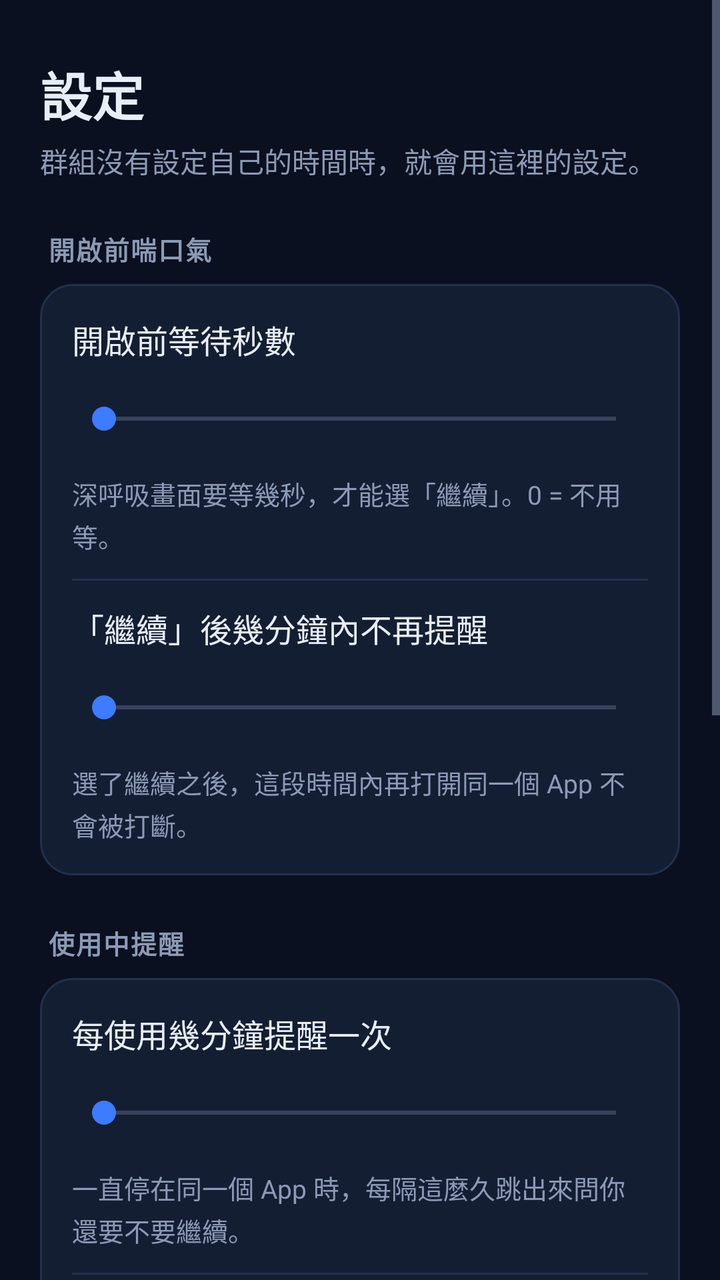
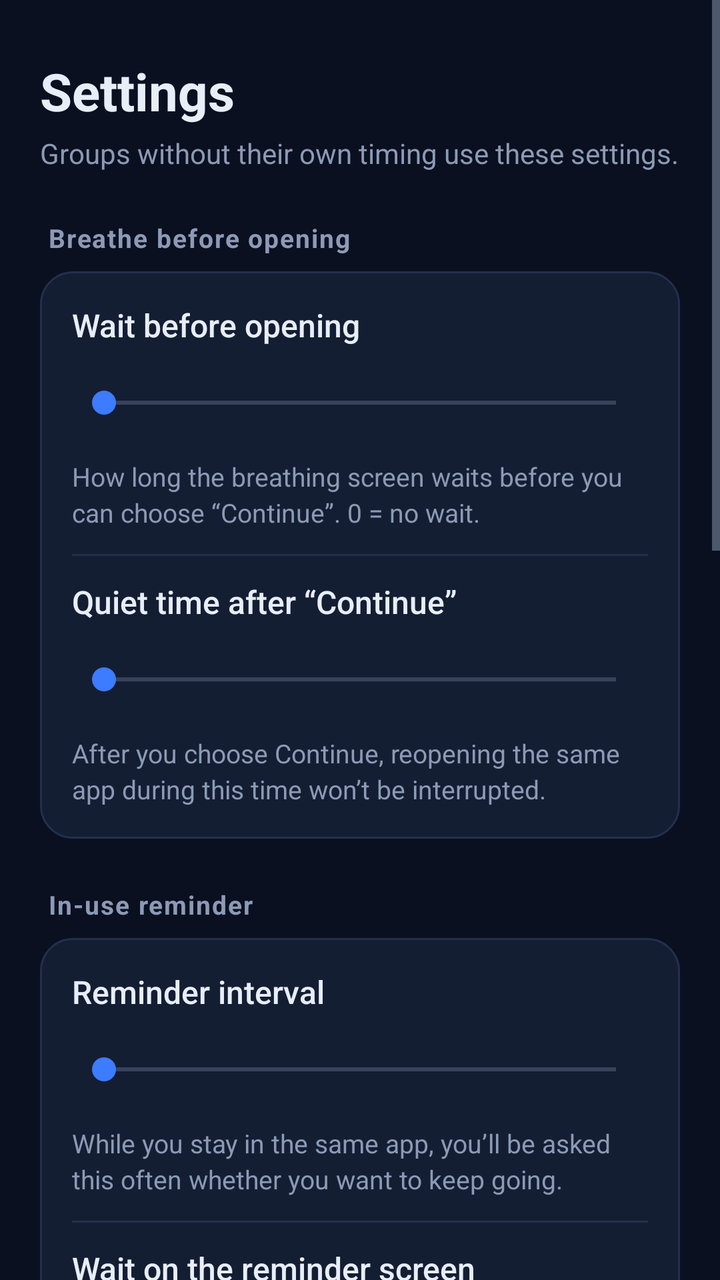

Two renders of the same Android screen: before a commit and after it. Below are the layout's source before the change and the commit's diff.
<!-- AndroidManifest.xml: application theme AppTheme -->
<!-- res/layout/page_settings.xml -->
<?xml version="1.0" encoding="utf-8"?>
<ScrollView xmlns:android="http://schemas.android.com/apk/res/android"
    android:layout_width="match_parent"
    android:layout_height="match_parent"
    android:fillViewport="true">

    <LinearLayout
        android:layout_width="match_parent"
        android:layout_height="wrap_content"
        android:orientation="vertical"
        android:paddingLeft="20dp"
        android:paddingTop="28dp"
        android:paddingRight="20dp"
        android:paddingBottom="24dp">

        <TextView
            style="@style/TextPageTitle"
            android:text="設定" />

        <TextView
            style="@style/TextHint"
            android:text="群組沒有設定自己的時間時，就會用這裡的設定。"
            android:textSize="14sp" />

        
        <TextView
            style="@style/TextCaption"
            android:text="開啟前喘口氣" />

        <LinearLayout style="@style/CardBox">

            <LinearLayout
                android:layout_width="match_parent"
                android:layout_height="wrap_content"
                android:gravity="center_vertical"
                android:orientation="horizontal">

                <TextView
                    style="@style/TextCardTitle"
                    android:layout_width="0dp"
                    android:layout_weight="1"
                    android:text="開啟前等待秒數" />

                <TextView
                    android:id="@+id/labelDelay"
                    style="@style/TextValue" />
            </LinearLayout>

            <SeekBar
                android:id="@+id/seekDelay"
                android:layout_width="match_parent"
                android:layout_height="wrap_content"
                android:layout_marginTop="4dp"
                android:minHeight="48dp" />

            <TextView
                style="@style/TextHint"
                android:text="深呼吸畫面要等幾秒，才能選「繼續」。0 = 不用等。" />

            <View style="@style/Hairline" />

            <LinearLayout
                android:layout_width="match_parent"
                android:layout_height="wrap_content"
                android:gravity="center_vertical"
                android:orientation="horizontal">

                <TextView
                    style="@style/TextCardTitle"
                    android:layout_width="0dp"
                    android:layout_weight="1"
                    android:text="「繼續」後幾分鐘內不再提醒" />

                <TextView
                    android:id="@+id/labelGrace"
                    style="@style/TextValue" />
            </LinearLayout>

            <SeekBar
                android:id="@+id/seekGrace"
                android:layout_width="match_parent"
                android:layout_height="wrap_content"
                android:layout_marginTop="4dp"
                android:minHeight="48dp" />

            <TextView
                style="@style/TextHint"
                android:text="選了繼續之後，這段時間內再打開同一個 App 不會被打斷。" />
        </LinearLayout>

        
        <TextView
            style="@style/TextCaption"
            android:text="使用中提醒" />

        <LinearLayout style="@style/CardBox">

            <LinearLayout
                android:layout_width="match_parent"
                android:layout_height="wrap_content"
                android:gravity="center_vertical"
                android:orientation="horizontal">

                <TextView
                    style="@style/TextCardTitle"
                    android:layout_width="0dp"
                    android:layout_weight="1"
                    android:text="每使用幾分鐘提醒一次" />

                <TextView
                    android:id="@+id/labelRemind"
                    style="@style/TextValue" />
            </LinearLayout>

            <SeekBar
                android:id="@+id/seekRemind"
                android:layout_width="match_parent"
                android:layout_height="wrap_content"
                android:layout_marginTop="4dp"
                android:minHeight="48dp" />

            <TextView
                style="@style/TextHint"
                android:text="一直停在同一個 App 時，每隔這麼久跳出來問你還要不要繼續。" />

            <View style="@style/Hairline" />

            <LinearLayout
                android:layout_width="match_parent"
                android:layout_height="wrap_content"
                android:gravity="center_vertical"
                android:orientation="horizontal">

                <TextView
                    style="@style/TextCardTitle"
                    android:layout_width="0dp"
                    android:layout_weight="1"
                    android:text="提醒畫面的等待秒數" />

                <TextView
                    android:id="@+id/labelRemindDelay"
                    style="@style/TextValue" />
            </LinearLayout>

            <SeekBar
                android:id="@+id/seekRemindDelay"
                android:layout_width="match_parent"
                android:layout_height="wrap_content"
                android:layout_marginTop="4dp"
                android:minHeight="48dp" />

            <TextView
                style="@style/TextHint"
                android:text="使用中提醒的畫面要等幾秒，才能選「繼續」。0 = 不用等。" />
        </LinearLayout>

        
        <TextView
            style="@style/TextCaption"
            android:text="關於與隱私" />

        <LinearLayout style="@style/CardBox">

            <TextView
                style="@style/TextBody"
                android:text="沒有網路權限、沒有廣告，所有設定和次數都只存在這支手機上，不會傳出去。" />

            <TextView
                style="@style/TextHint"
                android:layout_marginTop="10dp"
                android:text="無障礙權限只用來知道「現在前景是哪個 App」。為了認出你選的網站，在瀏覽器裡只會讀取網址列的網址，畫面上的其他內容一律不讀。" />

            <View style="@style/Hairline" />

            <TextView
                style="@style/TextCardTitle"
                android:text="三星手機小提醒" />

            <TextView
                style="@style/TextHint"
                android:text="設定 → 電池 → 喘口氣 → 設為「不受限制」，避免被省電機制關掉，提醒才不會突然失靈。" />

            <View style="@style/Hairline" />

            <TextView
                android:id="@+id/versionText"
                style="@style/TextHint"
                android:layout_marginTop="0dp"
                android:textColor="@color/text_muted" />
        </LinearLayout>
    </LinearLayout>
</ScrollView>
<!-- resources referenced by this layout -->
<resources>
  <color name="text_muted">#5D6B88</color>
  <color name="card_line">#22304D</color>
  <color name="chip_text">#A9C7FF</color>
  <color name="bg_main">#0A1020</color>
  <color name="nav_bg">#0E1628</color>
  <color name="accent">#3D7BFF</color>
  <color name="card">#141E33</color>
  <!-- unchanged entries left out for length: 12 -->
</resources>

<!-- the commit's change to res/layout/page_settings.xml (unified diff, before → after) -->
@@ -15,31 +15,31 @@
 
         <TextView
             style="@style/TextPageTitle"
-            android:text="設定" />
+            android:text="@string/title_settings" />
 
         <TextView
             style="@style/TextHint"
-            android:text="群組沒有設定自己的時間時，就會用這裡的設定。"
+            android:text="@string/settings_tagline"
             android:textSize="14sp" />
 
         
         <TextView
             style="@style/TextCaption"
-            android:text="開啟前喘口氣" />
-
-        <LinearLayout style="@style/CardBox">
-
-            <LinearLayout
-                android:layout_width="match_parent"
-                android:layout_height="wrap_content"
-                android:gravity="center_vertical"
-                android:orientation="horizontal">
-
-                <TextView
-                    style="@style/TextCardTitle"
-                    android:layout_width="0dp"
-                    android:layout_weight="1"
-                    android:text="開啟前等待秒數" />
+            android:text="@string/feature_pause" />
+
+        <LinearLayout style="@style/CardBox">
+
+            <LinearLayout
+                android:layout_width="match_parent"
+                android:layout_height="wrap_content"
+                android:gravity="center_vertical"
+                android:orientation="horizontal">
+
+                <TextView
+                    style="@style/TextCardTitle"
+                    android:layout_width="0dp"
+                    android:layout_weight="1"
+                    android:text="@string/delay_title" />
 
                 <TextView
                     android:id="@+id/labelDelay"
@@ -55,21 +55,21 @@
 
             <TextView
                 style="@style/TextHint"
-                android:text="深呼吸畫面要等幾秒，才能選「繼續」。0 = 不用等。" />
-
-            <View style="@style/Hairline" />
-
-            <LinearLayout
-                android:layout_width="match_parent"
-                android:layout_height="wrap_content"
-                android:gravity="center_vertical"
-                android:orientation="horizontal">
-
-                <TextView
-                    style="@style/TextCardTitle"
-                    android:layout_width="0dp"
-                    android:layout_weight="1"
-                    android:text="「繼續」後幾分鐘內不再提醒" />
+                android:text="@string/settings_delay_hint" />
+
+            <View style="@style/Hairline" />
+
+            <LinearLayout
+                android:layout_width="match_parent"
+                android:layout_height="wrap_content"
+                android:gravity="center_vertical"
+                android:orientation="horizontal">
+
+                <TextView
+                    style="@style/TextCardTitle"
+                    android:layout_width="0dp"
+                    android:layout_weight="1"
+                    android:text="@string/settings_grace_title" />
 
                 <TextView
                     android:id="@+id/labelGrace"
@@ -85,27 +85,27 @@
 
             <TextView
                 style="@style/TextHint"
-                android:text="選了繼續之後，這段時間內再打開同一個 App 不會被打斷。" />
-        </LinearLayout>
-
-        
-        <TextView
-            style="@style/TextCaption"
-            android:text="使用中提醒" />
-
-        <LinearLayout style="@style/CardBox">
-
-            <LinearLayout
-                android:layout_width="match_parent"
-                android:layout_height="wrap_content"
-                android:gravity="center_vertical"
-                android:orientation="horizontal">
-
-                <TextView
-                    style="@style/TextCardTitle"
-                    android:layout_width="0dp"
-                    android:layout_weight="1"
-                    android:text="每使用幾分鐘提醒一次" />
+                android:text="@string/settings_grace_hint" />
+        </LinearLayout>
+
+        
+        <TextView
+            style="@style/TextCaption"
+            android:text="@string/feature_remind" />
+
+        <LinearLayout style="@style/CardBox">
+
+            <LinearLayout
+                android:layout_width="match_parent"
+                android:layout_height="wrap_content"
+                android:gravity="center_vertical"
+                android:orientation="horizontal">
+
+                <TextView
+                    style="@style/TextCardTitle"
+                    android:layout_width="0dp"
+                    android:layout_weight="1"
+                    android:text="@string/remind_interval_title" />
 
                 <TextView
                     android:id="@+id/labelRemind"
@@ -121,21 +121,21 @@
 
             <TextView
                 style="@style/TextHint"
-                android:text="一直停在同一個 App 時，每隔這麼久跳出來問你還要不要繼續。" />
-
-            <View style="@style/Hairline" />
-
-            <LinearLayout
-                android:layout_width="match_parent"
-                android:layout_height="wrap_content"
-                android:gravity="center_vertical"
-                android:orientation="horizontal">
-
-                <TextView
-                    style="@style/TextCardTitle"
-                    android:layout_width="0dp"
-                    android:layout_weight="1"
-                    android:text="提醒畫面的等待秒數" />
+                android:text="@string/settings_remind_hint" />
+
+            <View style="@style/Hairline" />
+
+            <LinearLayout
+                android:layout_width="match_parent"
+                android:layout_height="wrap_content"
+                android:gravity="center_vertical"
+                android:orientation="horizontal">
+
+                <TextView
+                    style="@style/TextCardTitle"
+                    android:layout_width="0dp"
+                    android:layout_weight="1"
+                    android:text="@string/remind_delay_title" />
 
                 <TextView
                     android:id="@+id/labelRemindDelay"
@@ -151,34 +151,71 @@
 
             <TextView
                 style="@style/TextHint"
-                android:text="使用中提醒的畫面要等幾秒，才能選「繼續」。0 = 不用等。" />
-        </LinearLayout>
-
-        
-        <TextView
-            style="@style/TextCaption"
-            android:text="關於與隱私" />
+                android:text="@string/settings_remind_delay_hint" />
+        </LinearLayout>
+
+        
+        <TextView
+            style="@style/TextCaption"
+            android:text="@string/language_caption" />
+
+        <LinearLayout style="@style/CardBox">
+
+            
+            <LinearLayout
+                android:layout_width="match_parent"
+                android:layout_height="wrap_content"
+                android:background="@drawable/bg_segment"
+                android:orientation="horizontal"
+                android:padding="4dp">
+
+                <TextView
+                    android:id="@+id/langSystem"
+                    style="@style/SegmentItem"
+                    android:text="@string/lang_system" />
+
+                <TextView
+                    android:id="@+id/langZh"
+                    style="@style/SegmentItem"
+                    android:text="@string/lang_zh" />
+
+                <TextView
+                    android:id="@+id/langEn"
+                    style="@style/SegmentItem"
+                    android:text="@string/lang_en" />
+            </LinearLayout>
+
+            <TextView
+                style="@style/TextHint"
+                android:layout_marginTop="8dp"
+                android:text="@string/lang_hint" />
+        </LinearLayout>
+
+        
+        <TextView
+            style="@style/TextCaption"
+            android:text="@string/about_title" />
 
         <LinearLayout style="@style/CardBox">
 
             <TextView
                 style="@style/TextBody"
-                android:text="沒有網路權限、沒有廣告，所有設定和次數都只存在這支手機上，不會傳出去。" />
+                android:text="@string/about_body" />
 
             <TextView
                 style="@style/TextHint"
                 android:layout_marginTop="10dp"
-                android:text="無障礙權限只用來知道「現在前景是哪個 App」。為了認出你選的網站，在瀏覽器裡只會讀取網址列的網址，畫面上的其他內容一律不讀。" />
+                android:text="@string/about_access" />
 
             <View style="@style/Hairline" />
 
             <TextView
                 style="@style/TextCardTitle"
-                android:text="三星手機小提醒" />
-
-            <TextView
-                style="@style/TextHint"
-                android:text="設定 → 電池 → 喘口氣 → 設為「不受限制」，避免被省電機制關掉，提醒才不會突然失靈。" />
+                android:text="@string/samsung_title" />
+
+            <TextView
+                style="@style/TextHint"
+                android:text="@string/samsung_body" />
 
             <View style="@style/Hairline" />
 
@@ -188,5 +225,41 @@
                 android:layout_marginTop="0dp"
                 android:textColor="@color/text_muted" />
         </LinearLayout>
+
+        
+        <TextView
+            style="@style/TextCaption"
+            android:text="@string/master_caption" />
+
+        <LinearLayout
+            android:id="@+id/masterRow"
+            style="@style/CardBox"
+            android:background="@drawable/bg_card_click"
+            android:gravity="center_vertical"
+            android:minHeight="72dp"
+            android:orientation="horizontal">
+
+            <LinearLayout
+                android:layout_width="0dp"
+                android:layout_height="wrap_content"
+                android:layout_weight="1"
+                android:orientation="vertical">
+
+                <TextView
+                    style="@style/TextCardTitle"
+                    android:text="@string/master_title" />
+
+                <TextView
+                    style="@style/TextHint"
+                    android:text="@string/master_hint" />
+            </LinearLayout>
+
+            <Switch
+                android:id="@+id/masterSwitch"
+                android:layout_width="wrap_content"
+                android:layout_height="wrap_content"
+                android:layout_marginLeft="12dp"
+                android:minHeight="48dp" />
+        </LinearLayout>
     </LinearLayout>
 </ScrollView>
<!-- resource entries referenced after the edit -->
@@ -1,6 +1,63 @@
 <!-- resources referenced by this layout -->
 <resources>
   <color name="text_muted">#5D6B88</color>
+  <!-- drawable bg_card_click (drawable) -->
+  <?xml version="1.0" encoding="utf-8"?>
+  <ripple xmlns:android="http://schemas.android.com/apk/res/android" android:color="@color/ripple">
+      <item>
+          <shape android:shape="rectangle">
+              <solid android:color="@color/card" />
+              <stroke android:width="1dp" android:color="@color/card_line" />
+              <corners android:radius="16dp" />
+          </shape>
+      </item>
+  </ripple>
+  <!-- drawable bg_segment (drawable) -->
+  <?xml version="1.0" encoding="utf-8"?>
+  <shape xmlns:android="http://schemas.android.com/apk/res/android" android:shape="rectangle">
+      <solid android:color="@color/card" />
+      <stroke android:width="1dp" android:color="@color/card_line" />
+      <corners android:radius="14dp" />
+  </shape>
+  <string name="about_access">The accessibility permission is only used to know which app is in the foreground. To recognise the websites you chose, only the URL in a browser’s address bar is read — nothing else on screen is ever read.</string>
+  <string name="about_body">No internet permission, no ads. All settings and counts stay on this phone and are never sent anywhere.</string>
+  <string name="about_title">About &amp; privacy</string>
+  <string name="delay_title">Wait before opening</string>
+  <string name="feature_pause">Breathe before opening</string>
+  <string name="feature_remind">In-use reminder</string>
+  <string name="lang_en">English</string>
+  <string name="lang_hint">“System” uses your phone’s language.</string>
+  <string name="lang_system">System</string>
+  <string name="lang_zh">繁體中文</string>
+  <string name="language_caption">語言 / Language</string>
+  <string name="master_caption">Master switch</string>
+  <string name="master_hint">Turn off to pause everything. Your groups and settings are kept.</string>
+  <string name="master_title">Enable reminders</string>
+  <string name="remind_delay_title">Wait on the reminder screen</string>
+  <string name="remind_interval_title">Reminder interval</string>
+  <string name="samsung_body">In your phone’s Settings → Battery → One Breath, set it to “Unrestricted” so battery saving doesn’t shut it down and reminders don’t suddenly stop working.</string>
+  <string name="samsung_title">Tip for Samsung phones</string>
+  <string name="settings_delay_hint">How long the breathing screen waits before you can choose “Continue”. 0 = no wait.</string>
+  <string name="settings_grace_hint">After you choose Continue, reopening the same app during this time won’t be interrupted.</string>
+  <string name="settings_grace_title">Quiet time after “Continue”</string>
+  <string name="settings_remind_delay_hint">How long the in-use reminder screen waits before you can choose to keep going. 0 = no wait.</string>
+  <string name="settings_remind_hint">While you stay in the same app, you’ll be asked this often whether you want to keep going.</string>
+  <string name="settings_tagline">Groups without their own timing use these settings.</string>
+  <string name="title_settings">Settings</string>
+  <style name="SegmentItem">
+          <item name="android:layout_width">0dp</item>
+          <item name="android:layout_height">wrap_content</item>
+          <item name="android:layout_weight">1</item>
+          <item name="android:minHeight">44dp</item>
+          <item name="android:paddingLeft">4dp</item>
+          <item name="android:paddingRight">4dp</item>
+          <item name="android:gravity">center</item>
+          <item name="android:singleLine">true</item>
+          <item name="android:ellipsize">end</item>
+          <item name="android:textSize">15sp</item>
+          <item name="android:textColor">@color/text_secondary</item>
+      </style>
+  <color name="ripple">#26FFFFFF</color>
   <color name="card_line">#22304D</color>
   <color name="chip_text">#A9C7FF</color>
   <color name="bg_main">#0A1020</color>
